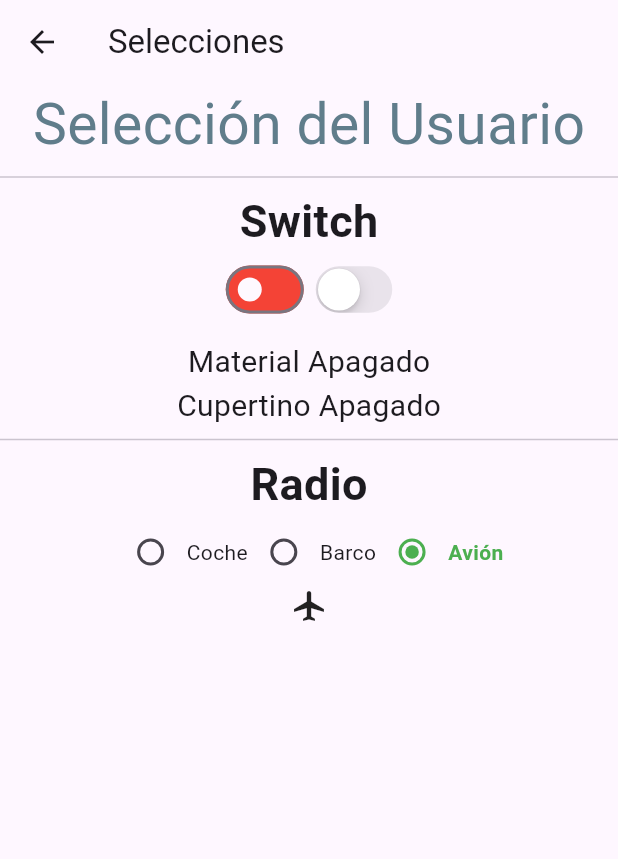
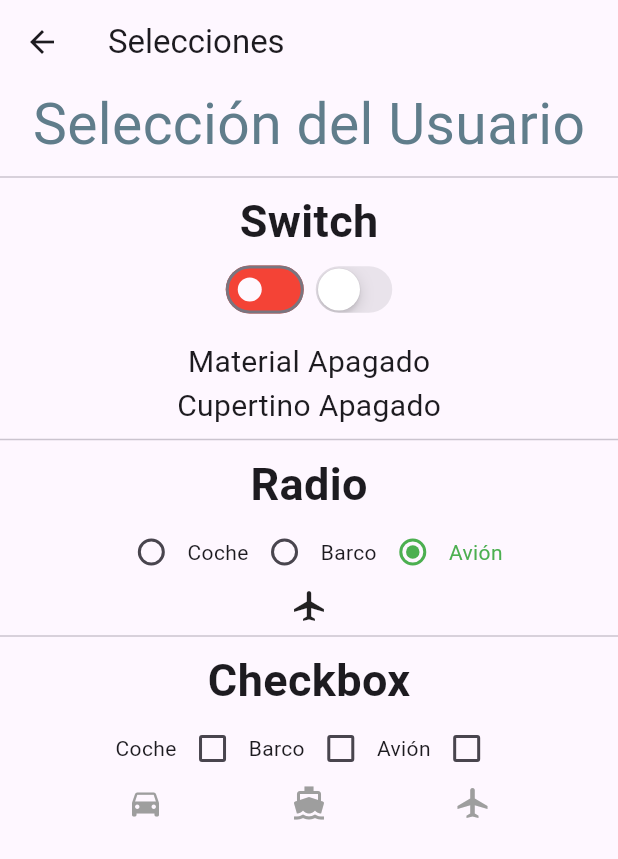
Before and after one commit to Trollkopf/formularios_flutter-dart, a Flutter app: the screen it shows after launch, after a tap on "Ir a selecciones", on a phone screen of 412 x 824 dp. Shown: the top 859 px of the screen. Run offline on Flutter 3.47's test engine with Material 2 defaults, Android fonts, the phone set to English and light mode, and no system bars.

Commit message:
Checkboxes added

```diff
--- a/lib/main.dart
+++ b/lib/main.dart
@@ -3,7 +3,6 @@ import 'package:flutter_localizations/flutter_localizations.dart';
 import 'package:formularios/views/cupertinodatepicker.dart';
 import 'package:formularios/views/datepicker.dart';
 import 'package:formularios/views/switches.dart';
-import 'package:formularios/views/checkboxes.dart';
 
 import 'views/formulario.dart';
 import 'views/home_page.dart';
@@ -45,8 +44,6 @@ class MyApp extends StatelessWidget {
             const CupertinoDatepicker(title: 'Calendario Cupertino'),
         '/switches': (BuildContext context) =>
             const Switches(title: 'Selecciones'),
-        '/checkboxes': (BuildContext context) =>
-            const Checkboxes(title: 'Checkbox'),
       },
     );
   }
--- a/lib/views/checkboxes.dart
+++ /dev/null
@@ -1,31 +0,0 @@
-import 'package:flutter/material.dart';
-
-class Checkboxes extends StatefulWidget{
-  const Checkboxes({super.key, required this.title});
-
-  final String title;
-
-  @override
-  State<Checkboxes> createState()=> _Checkboxes();
-}
-
-class _Checkboxes extends State<Checkboxes>{
-
-
-  @override
-  Widget build(BuildContext context){
-    return Scaffold(
-      appBar: AppBar(
-        title: Text(widget.title),
-      ),
-      body: Center(
-        child: Column(
-          mainAxisAlignment: MainAxisAlignment.center,
-          children: <Widget>[
-            Text('Hola Mundo'),
-          ],
-        ),
-      ),
-    );
-  }
-}
--- a/lib/views/home_page.dart
+++ b/lib/views/home_page.dart
@@ -28,6 +28,7 @@ class MyHomePage extends StatelessWidget {
                         Theme.of(context).colorScheme.inversePrimary,
                     foregroundColor: Colors.deepPurple,
                     elevation: 8,
+                    fixedSize: const Size.fromWidth(320),
                     shadowColor: Theme.of(context).colorScheme.inversePrimary),
                 child: const Text('Ir a la entrada de texto')),
             const Padding(padding: EdgeInsets.only(bottom: 10)),
@@ -40,6 +41,7 @@ class MyHomePage extends StatelessWidget {
                         Theme.of(context).colorScheme.inversePrimary,
                     foregroundColor: Colors.deepPurple,
                     elevation: 8,
+                    fixedSize: const Size.fromWidth(320),
                     shadowColor: Theme.of(context).colorScheme.inversePrimary),
                 child: const Text('Ir al Listener')),
             const Padding(padding: EdgeInsets.only(bottom: 10)),
@@ -52,6 +54,7 @@ class MyHomePage extends StatelessWidget {
                         Theme.of(context).colorScheme.inversePrimary,
                     foregroundColor: Colors.deepPurple,
                     elevation: 8,
+                    fixedSize: const Size.fromWidth(320),
                     shadowColor: Theme.of(context).colorScheme.inversePrimary),
                 child: const Text('Ir al calendario')),
             const Padding(padding: EdgeInsets.only(bottom: 10)),
@@ -64,6 +67,7 @@ class MyHomePage extends StatelessWidget {
                         Theme.of(context).colorScheme.inversePrimary,
                     foregroundColor: Colors.deepPurple,
                     elevation: 8,
+                    fixedSize: const Size.fromWidth(320),
                     shadowColor: Theme.of(context).colorScheme.inversePrimary),
                 child: const Text('Ir al calendario cupertino')),
             const Padding(padding: EdgeInsets.only(bottom: 10)),
@@ -76,21 +80,10 @@ class MyHomePage extends StatelessWidget {
                         Theme.of(context).colorScheme.inversePrimary,
                     foregroundColor: Colors.deepPurple,
                     elevation: 8,
+                    fixedSize: const Size.fromWidth(320),
                     shadowColor: Theme.of(context).colorScheme.inversePrimary),
                 child: const Text('Ir a selecciones')),
             const Padding(padding: EdgeInsets.only(bottom: 10)),
-            ElevatedButton(
-                onPressed: (){
-                  Navigator.pushNamed(context, '/checkboxes');
-                },
-                style: ElevatedButton.styleFrom(
-                  backgroundColor:
-                    Theme.of(context).colorScheme.inversePrimary,
-                  foregroundColor: Colors.deepPurple,
-                  elevation: 8,
-                    shadowColor: Theme.of(context).colorScheme.inversePrimary
-                ),
-                child: const Text('Checkboxes')),
           ],
         ),
       ),
--- a/lib/views/switches.dart
+++ b/lib/views/switches.dart
@@ -11,6 +11,12 @@ class Switches extends StatefulWidget {
 }
 
 enum RadioOpcion { Coche, Avion, Barco }
+
+Map _mapTransporte = {
+  RadioOpcion.Coche: false,
+  RadioOpcion.Avion: false,
+  RadioOpcion.Barco: false,
+};
 
 class _Switches extends State<Switches> {
   bool _opcionSwitch = false;
@@ -93,9 +99,8 @@ class _Switches extends State<Switches> {
                 Text(
                   'Coche',
                   style: _opcionRadio == RadioOpcion.Coche
-                      ?const TextStyle(
-                          color: Colors.green, fontWeight: FontWeight.bold)
-                      :const TextStyle(),
+                      ? const TextStyle(color: Colors.green)
+                      : const TextStyle(),
                 ),
                 Radio(
                     value: RadioOpcion.Barco,
@@ -110,9 +115,8 @@ class _Switches extends State<Switches> {
                 Text(
                   'Barco',
                   style: _opcionRadio == RadioOpcion.Barco
-                      ?const TextStyle(
-                          color: Colors.green, fontWeight: FontWeight.bold)
-                      :const TextStyle(),
+                      ? const TextStyle(color: Colors.green)
+                      : const TextStyle(),
                 ),
                 Radio(
                     value: RadioOpcion.Avion,
@@ -127,13 +131,87 @@ class _Switches extends State<Switches> {
                 Text(
                   'Avión',
                   style: _opcionRadio == RadioOpcion.Avion
-                      ?const TextStyle(
-                          color: Colors.green, fontWeight: FontWeight.bold)
-                      :const TextStyle(),
+                      ? const TextStyle(color: Colors.green)
+                      : const TextStyle(),
                 ),
               ],
             ),
-            _iconRadio
+            _iconRadio,
+            const Divider(),
+            const Text(
+              'Checkbox',
+              style: TextStyle(fontWeight: FontWeight.bold, fontSize: 30),
+            ),
+            Row(
+              mainAxisAlignment: MainAxisAlignment.center,
+              children: <Widget>[
+                Text(
+                  'Coche',
+                  style: _mapTransporte[RadioOpcion.Coche]
+                      ? const TextStyle(color: Colors.green)
+                      : const TextStyle(),
+                ),
+                Checkbox(
+                    activeColor: Colors.green,
+                    value: _mapTransporte[RadioOpcion.Coche],
+                    onChanged: (value) {
+                      setState(() {
+                        _mapTransporte[RadioOpcion.Coche] = value;
+                      });
+                    }),
+                Text(
+                  'Barco',
+                  style: _mapTransporte[RadioOpcion.Barco]
+                      ? const TextStyle(color: Colors.green)
+                      : const TextStyle(),
+                ),
+                Checkbox(
+                    activeColor: Colors.green,
+                    value: _mapTransporte[RadioOpcion.Barco],
+                    onChanged: (value) {
+                      setState(() {
+                        _mapTransporte[RadioOpcion.Barco] = value;
+                      });
+                    }),
+                Text(
+                  'Avión',
+                  style: _mapTransporte[RadioOpcion.Avion]
+                      ? const TextStyle(color: Colors.green)
+                      : const TextStyle(),
+                ),
+                Checkbox(
+                    activeColor: Colors.green,
+                    value: _mapTransporte[RadioOpcion.Avion],
+                    onChanged: (value) {
+                      setState(() {
+                        _mapTransporte[RadioOpcion.Avion] = value;
+                      });
+                    })
+              ],
+            ),
+            Row(
+              mainAxisAlignment: MainAxisAlignment.spaceEvenly,
+              children: <Widget>[
+                Icon(
+                  Icons.directions_car,
+                  color: _mapTransporte[RadioOpcion.Coche]
+                      ? Colors.green
+                      : Colors.grey,
+                ),
+                Icon(
+                  Icons.directions_boat,
+                  color: _mapTransporte[RadioOpcion.Barco]
+                      ? Colors.green
+                      : Colors.grey,
+                ),
+                Icon(
+                  Icons.airplanemode_active,
+                  color: _mapTransporte[RadioOpcion.Avion]
+                      ? Colors.green
+                      : Colors.grey,
+                ),
+              ],
+            )
           ],
         ),
       ),
```
